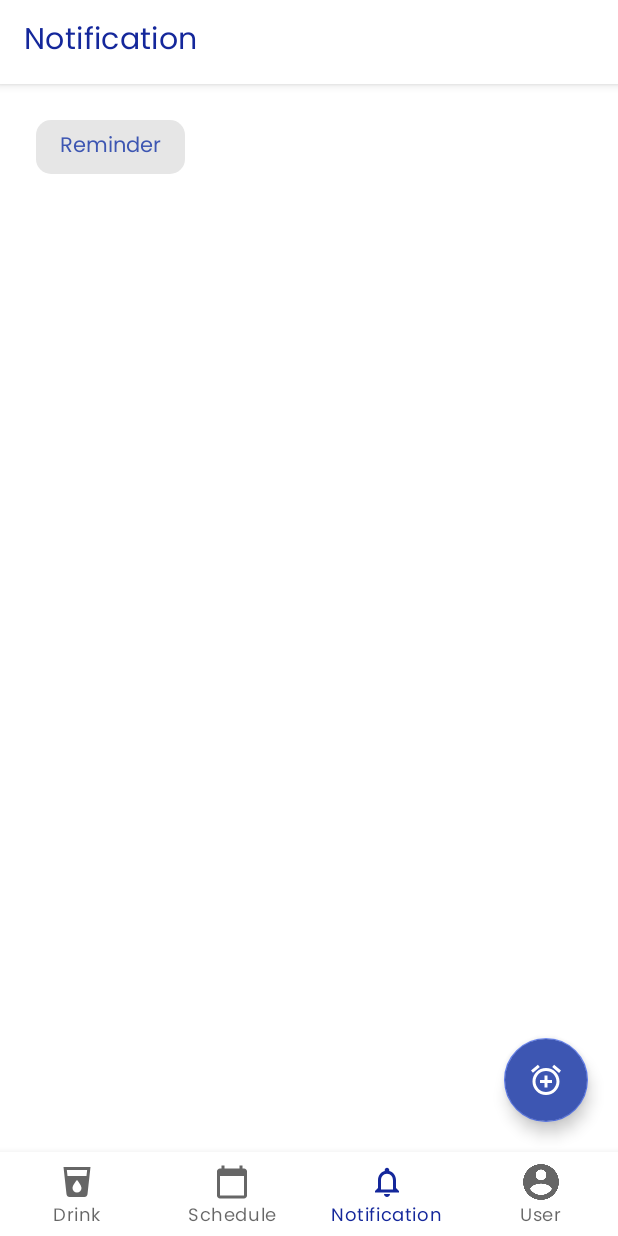
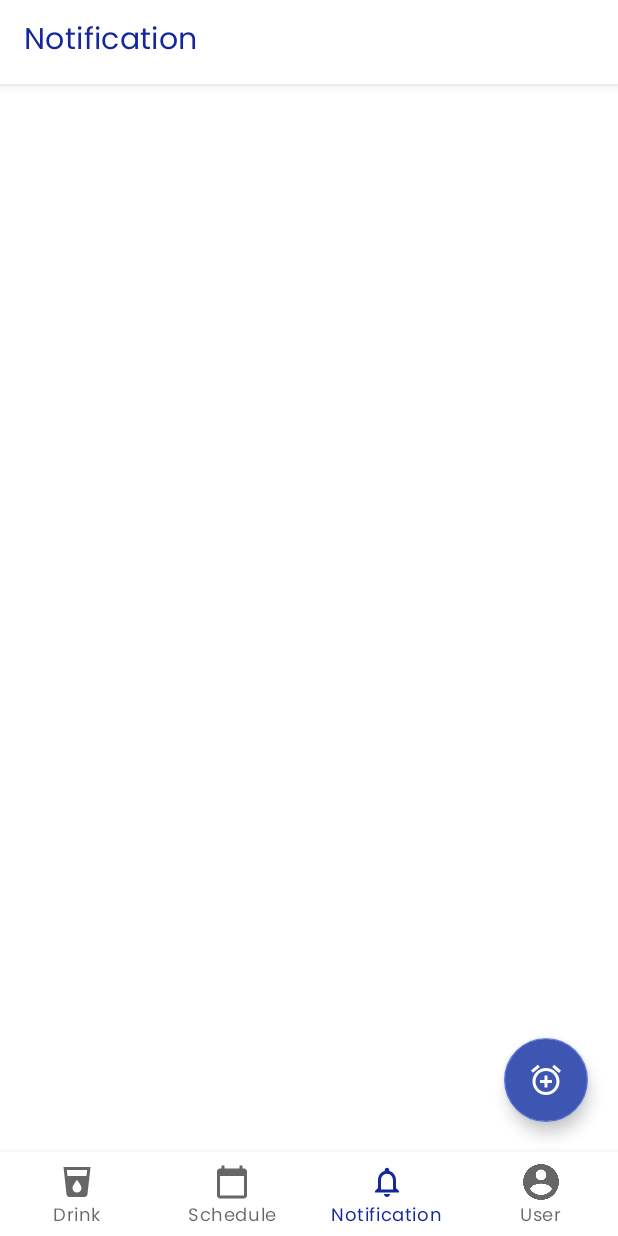
Before and after one commit to alfonsus20/TeenAge, an Android app: the DrinkFragment screen opened directly, with no data from a screen before it, item 3 of the bottom bar chosen, on a phone screen of 412 x 824 dp. Run offline under Robolectric (Android 15) with nearby library versions, the phone set to English and light mode, and no system bars.

Commit message:
push reminder notification

```diff
--- a/app/src/main/java/com/example/teenage/Account.kt
+++ b/app/src/main/java/com/example/teenage/Account.kt
@@ -169,7 +169,7 @@ class Account : AppCompatActivity() {
                         MainActivity@ this,
                         "Data berhasil diperbarui",
                         Toast.LENGTH_LONG
-                    )
+                    ).show()
                 } else {
                     myDB.insertUser(
                         UserModel(
@@ -183,7 +183,7 @@ class Account : AppCompatActivity() {
                     )
                     myDB.insertAlarms()
                 }
-                Toast.makeText(MainActivity@ this, "Data berhasil disimpan", Toast.LENGTH_LONG)
+                Toast.makeText(MainActivity@ this, "Data berhasil disimpan", Toast.LENGTH_LONG).show()
 
                 val intent = Intent(this, MainActivity::class.java)
                 startActivity(intent)
--- a/app/src/main/java/com/example/teenage/NotificationFragment.kt
+++ b/app/src/main/java/com/example/teenage/NotificationFragment.kt
@@ -1,8 +1,12 @@
 package com.example.teenage
 
 import android.annotation.SuppressLint
-import android.app.TimePickerDialog
+import android.app.*
+import android.content.Context
+import android.content.Context.ALARM_SERVICE
+import android.content.Intent
 import android.database.sqlite.SQLiteOpenHelper
+import android.os.Build
 import android.os.Bundle
 import android.provider.CalendarContract
 import android.text.Html
@@ -11,10 +15,14 @@ import android.view.LayoutInflater
 import android.view.View
 import android.view.ViewGroup
 import android.widget.ImageButton
+import android.widget.Toast
+import androidx.annotation.RequiresApi
 import androidx.appcompat.app.AppCompatActivity
 import androidx.fragment.app.Fragment
 import androidx.recyclerview.widget.LinearLayoutManager
 import androidx.recyclerview.widget.RecyclerView
+import com.example.teenage.databinding.ActivityMainBinding
+import java.text.SimpleDateFormat
 import java.util.*
 import kotlin.collections.ArrayList
 
@@ -22,10 +30,13 @@ class NotificationFragment : Fragment() {
     lateinit var rvAlarms: RecyclerView
     lateinit var btnAddAlarm: ImageButton
     lateinit var alarmAdapter: AlarmAdapter
+    lateinit var alarmManager: AlarmManager
+    lateinit var binding: ActivityMainBinding
 
     var listAlarm = arrayListOf<AlarmModel>()
     val calendar = Calendar.getInstance()
 
+    @RequiresApi(Build.VERSION_CODES.O)
     @SuppressLint("RestrictedApi")
     override fun onCreateView(
         inflater: LayoutInflater,
@@ -34,6 +45,8 @@ class NotificationFragment : Fragment() {
     ): View? {
         val view = inflater.inflate(R.layout.fragment_notification, container, false)
         val myDB = SQLiteHelper(activity as MainActivity)
+
+        createNotificationChannel()
 
         rvAlarms = view.findViewById(R.id.rv_alarms)
         btnAddAlarm = view.findViewById(R.id.btn_add_alarm)
@@ -48,12 +61,17 @@ class NotificationFragment : Fragment() {
             val tpd = TimePickerDialog(
                 activity, TimePickerDialog.OnTimeSetListener { timePicker, i, i2 ->
                     val timeFormatted =
-                        "${if (i < 10) "0${i.toString()}" else i.toString()}:${if (i2 < 10) "0${i2.toString()}" else i2.toString()}"
-                    val newAlarm = AlarmModel(timeFormatted, true)
+                        "${if (i < 10) "0${i}" else i.toString()}:${if (i2 < 10) "0${i2}" else i2.toString()}"
+
+                    calendar.set(Calendar.HOUR_OF_DAY, i)
+                    calendar.set(Calendar.MINUTE, i2)
+
+                    val newAlarm = AlarmModel(timeFormatted, true, calendar.timeInMillis)
                     myDB.insertAlarm(newAlarm)
                     listAlarm.add(newAlarm)
                     alarmAdapter.notifyItemInserted(alarmAdapter.itemCount)
                     alarmAdapter.listAlarms = getAlarmData()
+                    setAlarm(newAlarm)
                 }, calendar.get(Calendar.HOUR_OF_DAY), calendar.get(Calendar.MINUTE), true
             )
             tpd.show()
@@ -63,6 +81,40 @@ class NotificationFragment : Fragment() {
 
         (activity as MainActivity).bottomNav.menu.getItem(2).isChecked = true
         return view
+    }
+
+    fun createNotificationChannel() {
+        if (Build.VERSION.SDK_INT >= Build.VERSION_CODES.O) {
+            val name = "teenage"
+            val description = "Pengingat minum air"
+            val importance = NotificationManager.IMPORTANCE_HIGH
+            val channel = NotificationChannel("teenage", name, importance)
+            channel.description = description
+
+            val notificationManager =
+                requireContext().getSystemService(NotificationManager::class.java)
+
+            notificationManager.createNotificationChannel(channel)
+        }
+    }
+
+    fun setAlarm(alarm: AlarmModel) {
+        alarmManager = requireContext().getSystemService(ALARM_SERVICE) as AlarmManager
+        val intent = Intent(context, AlarmReceiver::class.java)
+        val pendingIntent = PendingIntent.getBroadcast(context, alarm.id.toInt(), intent, 0)
+
+        val df = SimpleDateFormat("HH:mm").parse(alarm.time)
+
+        alarmManager.setRepeating(
+            AlarmManager.RTC_WAKEUP, df.time, AlarmManager.INTERVAL_DAY, pendingIntent
+        )
+    }
+
+    fun cancelAlarm(idAlarm: Long) {
+        alarmManager = requireContext().getSystemService(ALARM_SERVICE) as AlarmManager
+        val intent = Intent(context, AlarmReceiver::class.java)
+        val pendingIntent = PendingIntent.getBroadcast(context, idAlarm.toInt(), intent,0)
+        alarmManager.cancel(pendingIntent)
     }
 
     @SuppressLint("RestrictedApi")
@@ -85,7 +137,7 @@ class NotificationFragment : Fragment() {
 
         while (cursor.moveToNext()) {
             list.add(
-                AlarmModel(cursor.getString(1), cursor.getInt(2) > 0, cursor.getInt(0)),
+                AlarmModel(cursor.getString(1), cursor.getInt(2) > 0, cursor.getLong(0)),
             )
         }
         return list
--- a/app/src/main/res/layout/fragment_notification.xml
+++ b/app/src/main/res/layout/fragment_notification.xml
@@ -10,32 +10,15 @@
         android:layout_width="match_parent"
         android:layout_height="match_parent">
 
-        <TextView
-            android:id="@+id/textView18"
-            android:layout_width="wrap_content"
-            android:layout_height="wrap_content"
-            android:layout_marginStart="24dp"
-            android:layout_marginTop="24dp"
-            android:background="@drawable/textview_bg"
-            android:gravity="center"
-            android:paddingHorizontal="16dp"
-            android:paddingTop="6sp"
-            android:paddingBottom="6sp"
-            android:text="Reminder"
-            android:textColor="@color/primary_variant"
-            app:layout_constraintStart_toStartOf="parent"
-            app:layout_constraintTop_toTopOf="parent" />
-
         <androidx.recyclerview.widget.RecyclerView
             android:id="@+id/rv_alarms"
             android:layout_width="match_parent"
-            android:layout_height="wrap_content"
+            android:layout_height="match_parent"
             android:layout_marginStart="8dp"
-            android:layout_marginTop="8dp"
             android:layout_marginEnd="8dp"
             app:layout_constraintEnd_toEndOf="parent"
             app:layout_constraintStart_toStartOf="parent"
-            app:layout_constraintTop_toBottomOf="@+id/textView18" />
+            app:layout_constraintTop_toTopOf="parent" />
     </androidx.constraintlayout.widget.ConstraintLayout>
 
     <com.google.android.material.floatingactionbutton.FloatingActionButton
```
Also changed, not shown: app/src/main/java/com/example/teenage/AlarmAdapter.kt (+51 -6 lines), app/src/main/java/com/example/teenage/AlarmData.kt (+10 -1 lines), app/src/main/java/com/example/teenage/AlarmModel.kt (+1 -21 lines), app/src/main/java/com/example/teenage/AlarmReceiver.kt (+18 -8 lines), app/src/main/java/com/example/teenage/AlarmService.kt (deleted, +0 -30 lines), app/src/main/java/com/example/teenage/SQLiteHelper.kt (+6 -4 lines).
